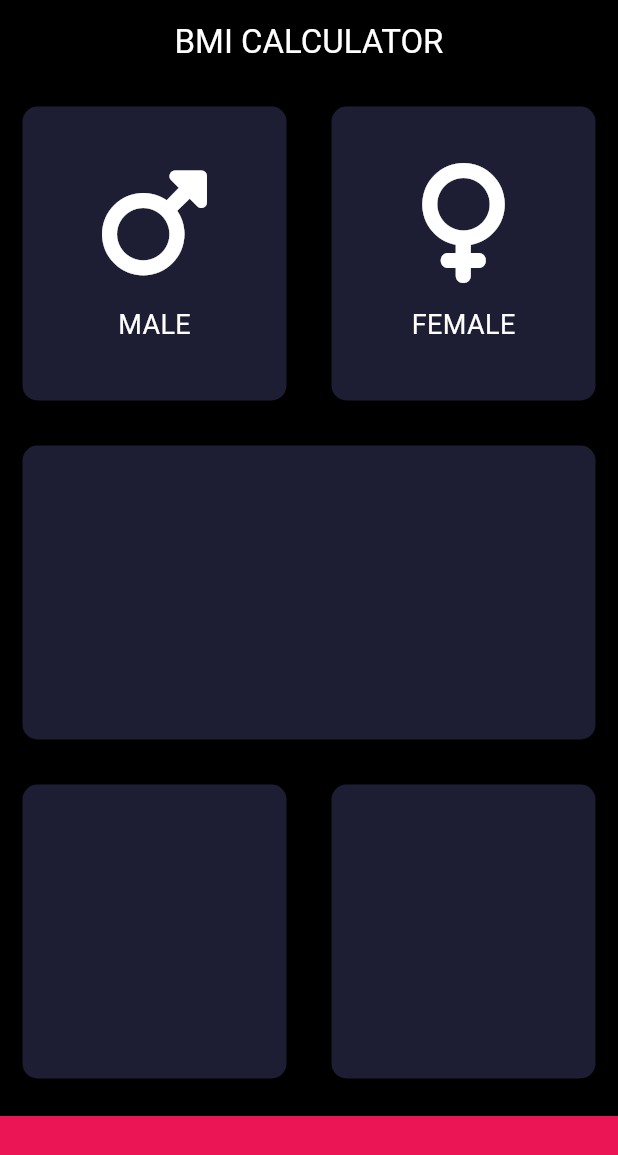
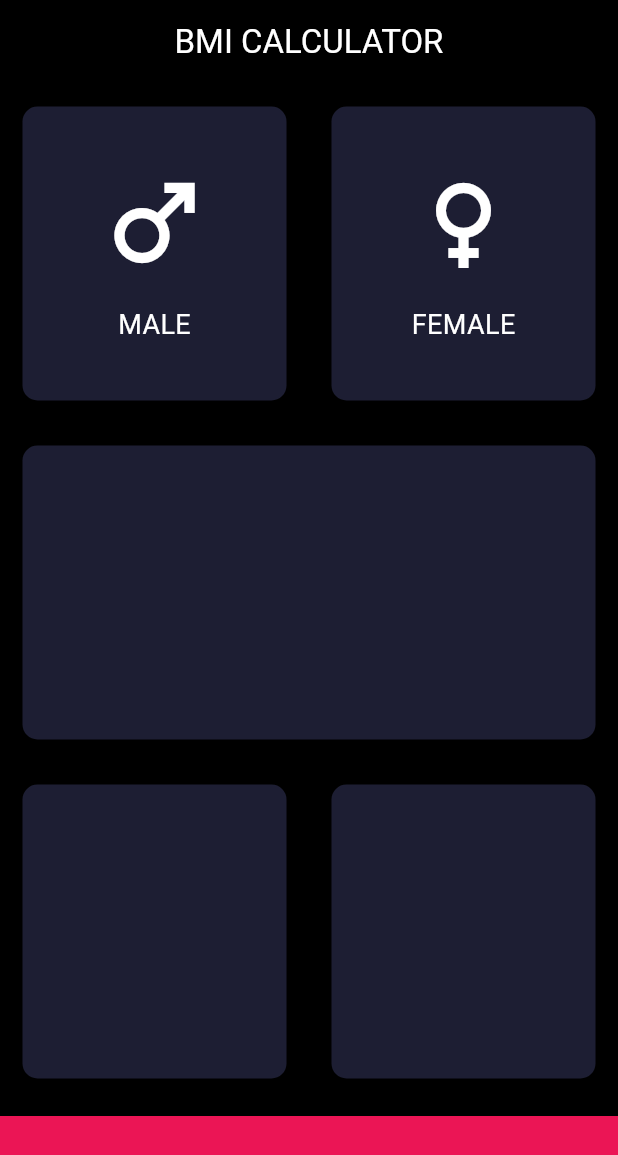
Before and after one commit to bsanderson1981/section12, a Flutter app: the screen it shows after launch, on a phone screen of 412 x 824 dp. Shown: the top 1155 px of the screen. Run offline on Flutter 3.47's test engine with Material 3 defaults, Android fonts, the phone set to English and light mode, and no system bars.

Commit message:
Made my section 12   # 125 updated code for male female icons and text

```diff
--- a/lib/main.dart
+++ b/lib/main.dart
@@ -1,5 +1,5 @@
 import 'package:flutter/material.dart';
-import 'package:font_awesome_flutter/font_awesome_flutter.dart';
+//import 'package:font_awesome_flutter/font_awesome_flutter.dart';
 
 const bottomContainerHeight = 80.0;
 const cardBackgroundColor = 0xFF1D1E33;
@@ -33,26 +33,18 @@ class BMICalculator extends StatelessWidget {
                   Expanded(
                     child: ReuseCard(
                       colour: const Color(cardBackgroundColor),
-                      cardChild: Column(
-                        mainAxisAlignment: MainAxisAlignment.center,
-                        children: const [
-                          Icon(FontAwesomeIcons.mars, size: 80, color: Colors.white),
-                          SizedBox(height: 15),
-                          Text('MALE', style: TextStyle(color: Colors.white, fontSize: 18)),
-                        ],
+                      cardChild: IconContent(
+                        iconType: Icons.male,
+                        labelText: "MALE",
                       ),
                     ),
                   ),
                   Expanded(
                     child: ReuseCard(
                       colour: const Color(cardBackgroundColor),
-                      cardChild: Column(
-                        mainAxisAlignment: MainAxisAlignment.center,
-                        children: const [
-                          Icon(FontAwesomeIcons.venus, size: 80, color: Colors.white),
-                          SizedBox(height: 15),
-                          Text('FEMALE', style: TextStyle(color: Colors.white, fontSize: 18)),
-                        ],
+                      cardChild: IconContent(
+                        iconType: Icons.female,
+                        labelText: "FEMALE",
                       ),
                     ),
                   ),
@@ -68,10 +60,14 @@ class BMICalculator extends StatelessWidget {
               child: Row(
                 children: <Widget>[
                   Expanded(
-                    child: ReuseCard(colour: const Color(cardBackgroundColor)),
+                    child: ReuseCard(
+                      colour: const Color(cardBackgroundColor),
+                    ),
                   ),
                   Expanded(
-                    child: ReuseCard(colour: const Color(cardBackgroundColor)),
+                    child: ReuseCard(
+                      colour: const Color(cardBackgroundColor),
+                    ),
                   ),
                 ],
               ),
@@ -85,6 +81,32 @@ class BMICalculator extends StatelessWidget {
           ],
         ),
       ),
+    );
+  }
+}
+
+class IconContent extends StatelessWidget {
+  final IconData iconType;
+  final String labelText;
+
+  const IconContent({
+    required this.iconType,
+    required this.labelText,
+    super.key,
+  });
+
+  @override
+  Widget build(BuildContext context) {
+    return Column(
+      mainAxisAlignment: MainAxisAlignment.center,
+      children: [
+        Icon(iconType, size: 80, color: Colors.white),
+        const SizedBox(height: 15),
+        Text(
+          labelText,
+          style: const TextStyle(color: Colors.white, fontSize: 18),
+        ),
+      ],
     );
   }
 }
```
